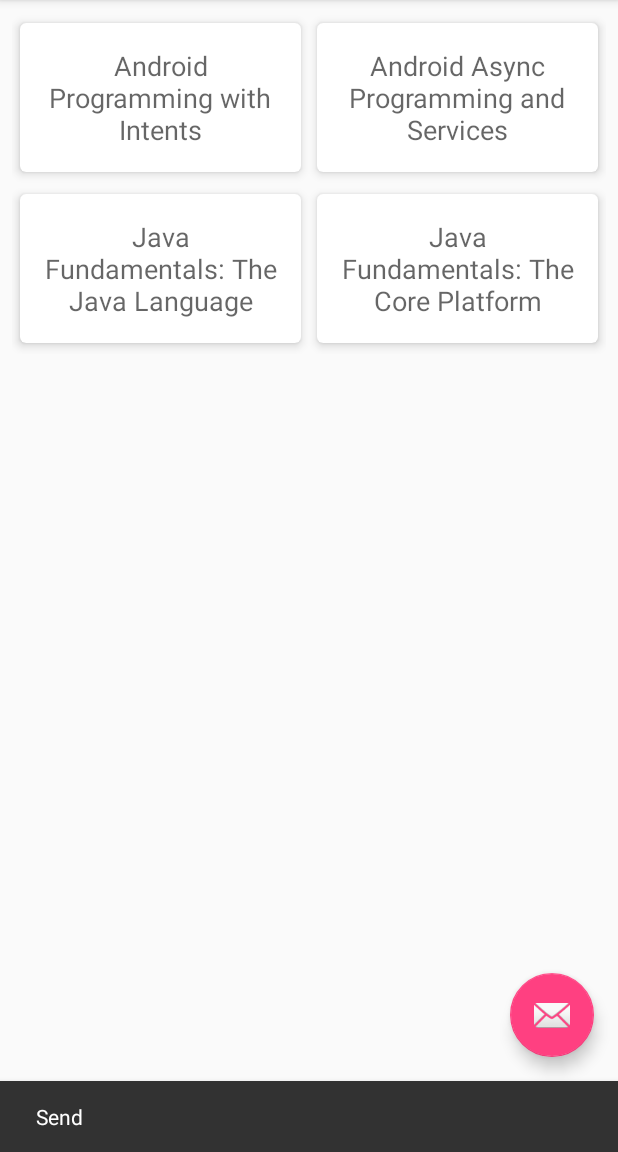
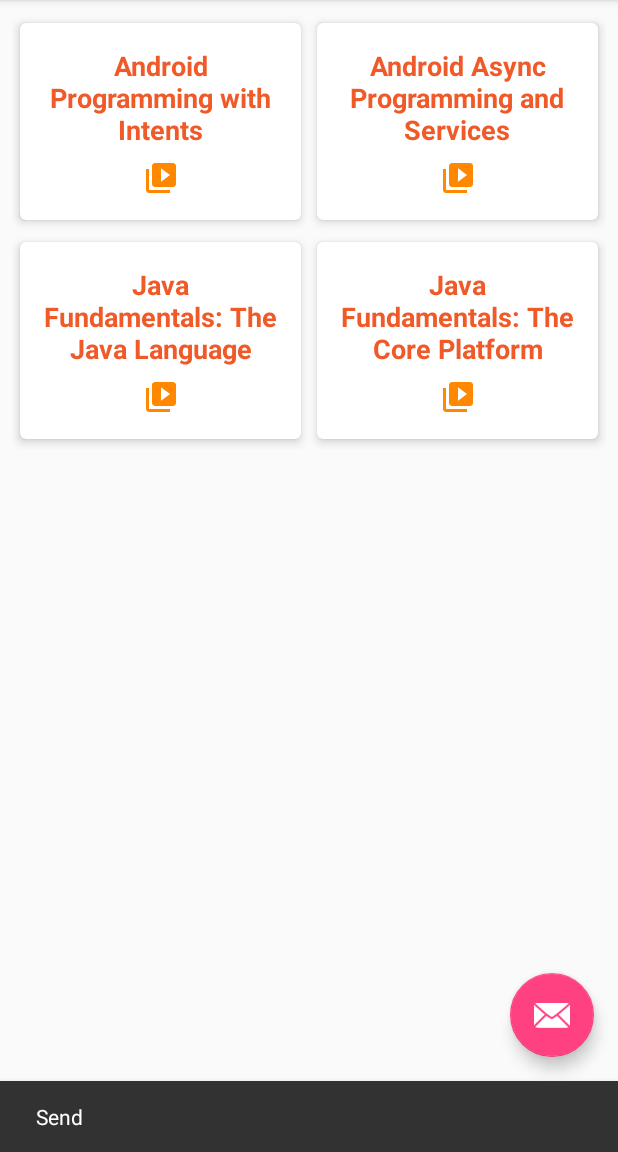
Before and after one commit to ejiojeff/NoteKeeper, an Android app: the screen it shows after launch (MainActivity), in the side drawer, after a tap on "Send", on a phone screen of 412 x 824 dp, the part 84-1236 px from its top. Run offline under Robolectric (Android 15) with nearby library versions, the phone set to English and light mode, and no system bars.

Commit message:
Andela Learning Community 2020 course work

```diff
--- a/app/src/main/java/com/jwhh/jim/notekeeper/MainActivity.java
+++ b/app/src/main/java/com/jwhh/jim/notekeeper/MainActivity.java
@@ -63,7 +63,8 @@ public class MainActivity extends AppCompatActivity
     private void initializeDisplayContent() {
         mRecyclerItems = (RecyclerView) findViewById(R.id.list_items);
         mNotesLayoutManager = new LinearLayoutManager(this);
-        mCoursesLayoutManager = new GridLayoutManager(this, 2);
+        mCoursesLayoutManager = new GridLayoutManager(this,
+                getResources().getInteger( R.integer.course_grid_span ));
 
         List<NoteInfo> notes = DataManager.getInstance().getNotes();
         mNoteRecyclerAdapter = new NoteRecyclerAdapter(this, notes);
@@ -136,9 +137,9 @@ public class MainActivity extends AppCompatActivity
         } else if (id == R.id.nav_courses) {
             displayCourses();
         } else if (id == R.id.nav_share) {
-            handleSelection("Don't you think you've shared enough");
+            handleSelection( R.string.nav_share_message);
         } else if (id == R.id.nav_send) {
-            handleSelection("Send");
+            handleSelection(R.string.nav_send_message);
         }
 
         DrawerLayout drawer = (DrawerLayout) findViewById(R.id.drawer_layout);
@@ -146,8 +147,8 @@ public class MainActivity extends AppCompatActivity
         return true;
     }
 
-    private void handleSelection(String message) {
+    private void handleSelection(int message_id) {
         View view = findViewById(R.id.list_items);
-        Snackbar.make(view, message, Snackbar.LENGTH_LONG).show();
+        Snackbar.make(view, message_id, Snackbar.LENGTH_LONG).show();
     }
 }
--- a/app/src/main/res/layout/app_bar_main.xml
+++ b/app/src/main/res/layout/app_bar_main.xml
@@ -29,6 +29,7 @@
         android:layout_height="wrap_content"
         android:layout_gravity="bottom|end"
         android:layout_margin="@dimen/fab_margin"
-        app:srcCompat="@android:drawable/ic_dialog_email"/>
+        android:tint="@color/cardview_light_background"
+        app:srcCompat="@android:drawable/ic_dialog_email" />
 
 </android.support.design.widget.CoordinatorLayout>
--- a/app/src/main/res/layout/content_note.xml
+++ b/app/src/main/res/layout/content_note.xml
@@ -29,7 +29,7 @@
         android:layout_marginRight="0dp"
         android:layout_marginTop="8dp"
         android:ems="10"
-        android:hint="Note title"
+        android:hint="@string/note_title_hint"
         android:inputType="textMultiLine"
         app:layout_constraintLeft_toLeftOf="@+id/spinner_courses"
         app:layout_constraintRight_toRightOf="@+id/spinner_courses"
@@ -43,7 +43,7 @@
         android:layout_marginRight="0dp"
         android:layout_marginTop="8dp"
         android:ems="10"
-        android:hint="Note text"
+        android:hint="@string/note_text_hint"
         android:inputType="textMultiLine"
         app:layout_constraintLeft_toLeftOf="@+id/text_note_title"
         app:layout_constraintRight_toRightOf="@+id/text_note_title"
--- a/app/src/main/res/layout/item_course_list.xml
+++ b/app/src/main/res/layout/item_course_list.xml
@@ -22,15 +22,26 @@
                 android:id="@+id/text_course"
                 android:layout_width="0dp"
                 android:layout_height="wrap_content"
-                android:layout_marginLeft="0dp"
-                android:layout_marginRight="0dp"
-                android:layout_marginTop="0dp"
                 android:text="TextView"
                 android:textAlignment="center"
-                android:textAppearance="@android:style/TextAppearance.Material.Medium"
+                android:textAppearance="@style/CourseTitle"
+                app:layout_constraintHorizontal_bias="0.0"
                 app:layout_constraintLeft_toLeftOf="parent"
                 app:layout_constraintRight_toRightOf="parent"
-                app:layout_constraintTop_toTopOf="parent"/>
+                app:layout_constraintTop_toTopOf="parent" />
+
+            <ImageView
+                android:id="@+id/imageView2"
+                android:layout_width="wrap_content"
+                android:layout_height="wrap_content"
+                android:layout_marginStart="8dp"
+                android:layout_marginTop="8dp"
+                android:layout_marginEnd="8dp"
+                android:tint="@android:color/holo_orange_dark"
+                app:layout_constraintEnd_toEndOf="parent"
+                app:layout_constraintStart_toStartOf="@+id/text_course"
+                app:layout_constraintTop_toBottomOf="@+id/text_course"
+                app:srcCompat="@drawable/ic_menu_slideshow" />
 
         </android.support.constraint.ConstraintLayout>
     </android.support.v7.widget.CardView>
--- a/app/src/main/res/menu/activity_main_drawer.xml
+++ b/app/src/main/res/menu/activity_main_drawer.xml
@@ -8,8 +8,8 @@
             android:title="Notes"/>
         <item
             android:id="@+id/nav_courses"
-            android:icon="@drawable/ic_menu_gallery"
-            android:title="Courses"/>
+            android:icon="@drawable/ic_menu_slideshow"
+            android:title="Courses" />
     </group>
 
     <item android:title="Communicate">
--- /dev/null
+++ b/app/src/main/res/values/UI_contants.xml
@@ -0,0 +1,5 @@
+<?xml version="1.0" encoding="utf-8"?>
+<resources>
+
+    <integer name="course_grid_span">2</integer>
+</resources>
--- a/app/src/main/res/values/colors.xml
+++ b/app/src/main/res/values/colors.xml
@@ -3,4 +3,5 @@
     <color name="colorPrimary">#3F51B5</color>
     <color name="colorPrimaryDark">#303F9F</color>
     <color name="colorAccent">#ff4081</color>
+    <color name="pluralsight_orange">#f05a28</color>
 </resources>
--- a/app/src/main/res/values/strings.xml
+++ b/app/src/main/res/values/strings.xml
@@ -6,4 +6,8 @@
 
     <string name="navigation_drawer_open">Open navigation drawer</string>
     <string name="navigation_drawer_close">Close navigation drawer</string>
+    <string name="note_title_hint">Note title</string>
+    <string name="note_text_hint">Note text</string>
+    <string name="nav_share_message">Don\'t you think you\'ve shared enough</string>
+    <string name="nav_send_message">Send</string>
 </resources>
--- a/app/src/main/res/values/styles.xml
+++ b/app/src/main/res/values/styles.xml
@@ -13,8 +13,15 @@
         <item name="windowNoTitle">true</item>
     </style>
 
+
     <style name="AppTheme.AppBarOverlay" parent="ThemeOverlay.AppCompat.Dark.ActionBar"/>
 
     <style name="AppTheme.PopupOverlay" parent="ThemeOverlay.AppCompat.Light"/>
 
+    <style name="CourseTitle" parent="@android:style/TextAppearance.Material.Medium">
+        <item name="android:textColor">@color/pluralsight_orange</item>
+        <item name="android:textStyle">bold</item>
+    </style>
+
+
 </resources>
```
Also changed, not shown: app/src/main/res/drawable/ic_baseline_add_circle_24.xml (added, +10 -0 lines), app/src/main/res/drawable/ic_baseline_assignment_24.xml (added, +10 -0 lines), app/src/main/res/layout/item_note_list.xml (+20 -13 lines).
